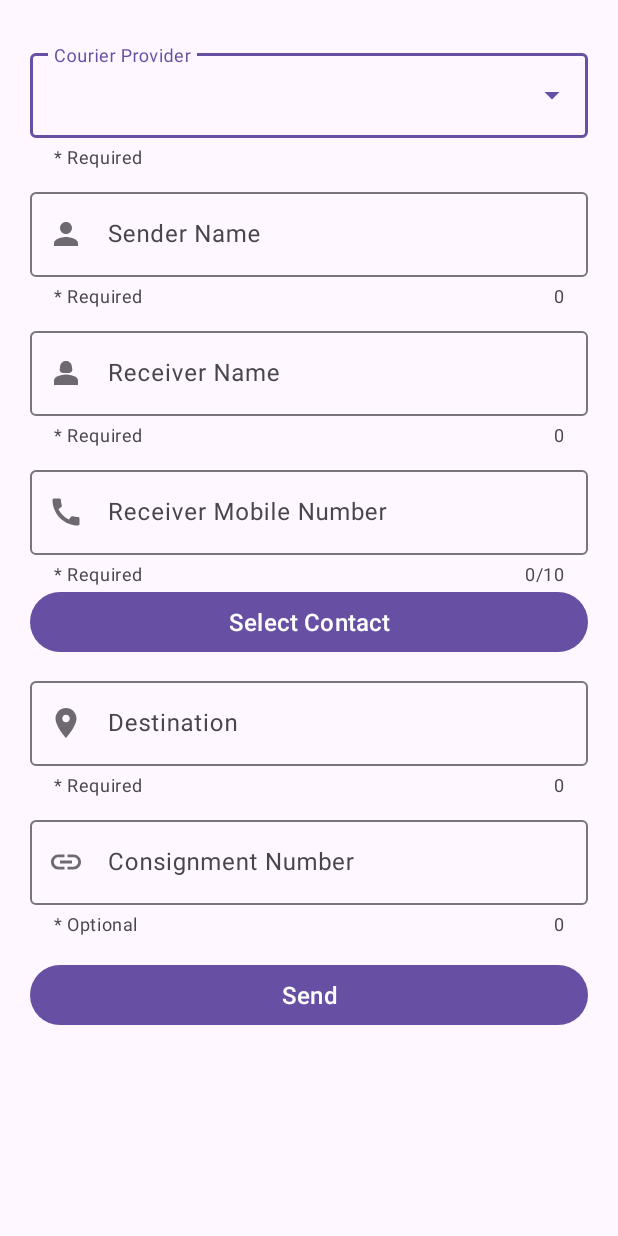
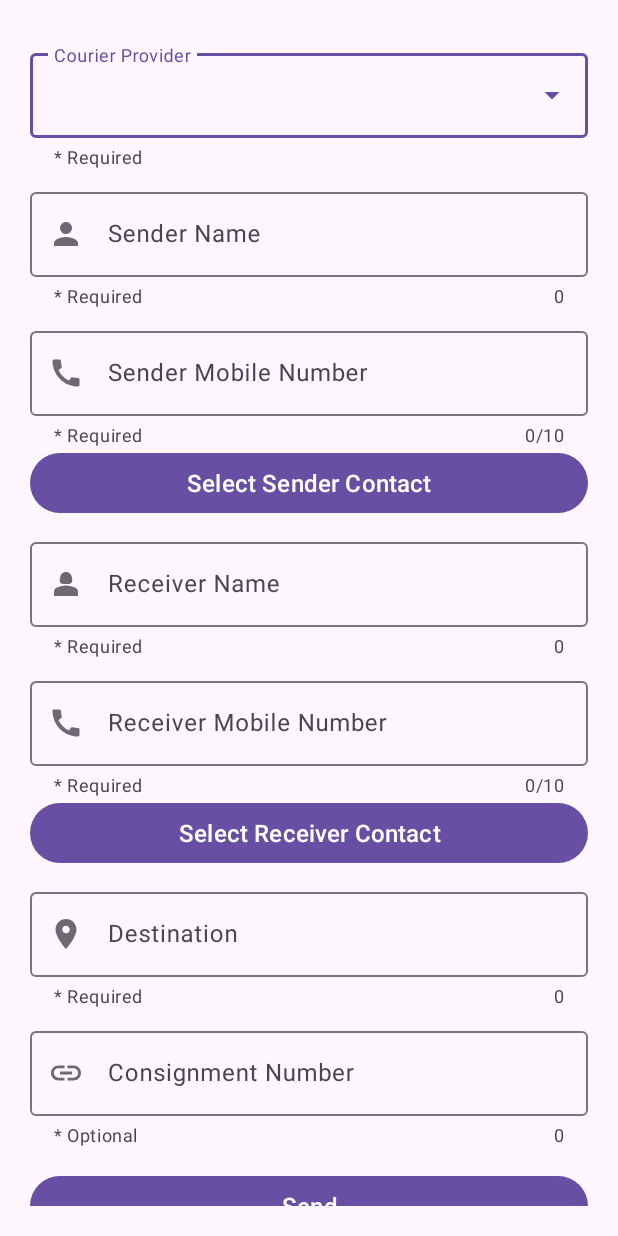
Before and after one commit to sahil-71/SR-Courier, an Android app: the screen it shows after launch (MainActivity), on a phone screen of 412 x 824 dp. Run offline under Robolectric (Android 15) with nearby library versions, the phone set to English and light mode, and no system bars.

Commit message:
Added Contact picker for Sender as well as Receiver

```diff
--- a/app/src/main/java/com/example/sr_courier/MainActivity.java
+++ b/app/src/main/java/com/example/sr_courier/MainActivity.java
@@ -19,10 +19,22 @@ import java.util.Arrays;
 import java.util.List;
 
 public class MainActivity extends AppCompatActivity {
-
-    private static final int PICK_CONTACT_REQUEST = 1; // Unique request code for picking a contact
+    private EditText edtTxtSender;
+    private EditText edtTxtSenderMobile;
     private EditText edtTxtReceiver;
     private EditText edtTxtReceiverMobile;
+    private EditText edtTxtLocation;
+    private EditText edtTxtConsignment;
+    private AutoCompleteTextView spnCourierProvider;
+    private Button btnSelectReceiverContact;
+    private Button btnSelectSenderContact;
+    private Button btnSend;
+    private int selectedContact;
+    private static final int RECEIVER_CODE = 0;
+    private static final int SENDER_CODE = 1;
+
+
+
     // Create an ActivityResultLauncher for the contacts picker
     private final ActivityResultLauncher<Intent> pickContactLauncher = registerForActivityResult(new ActivityResultContracts.StartActivityForResult(), new ActivityResultCallback<ActivityResult>() {
         @Override
@@ -42,20 +54,20 @@ public class MainActivity extends AppCompatActivity {
                         phoneNumber = phoneNumber.split("\\+91")[1];
                     }
                     // Update UI with contact details
-                    edtTxtReceiver.setText(name);
-                    edtTxtReceiverMobile.setText(phoneNumber);
+                    if(selectedContact == RECEIVER_CODE) {
+                        edtTxtReceiver.setText(name);
+                        edtTxtReceiverMobile.setText(phoneNumber);
+                    }
+                    else{
+                        edtTxtSender.setText(name);
+                        edtTxtSenderMobile.setText(phoneNumber);
+                    }
 
                     cursor.close();
                 }
             }
         }
     });
-    private EditText edtTxtSender;
-    private EditText edtTxtLocation;
-    private EditText edtTxtConsignment;
-    private AutoCompleteTextView spnCourierProvider;
-    private Button btnSelectContact;
-    private Button btnSend;
 
     @Override
     protected void onCreate(Bundle savedInstanceState) {
@@ -78,16 +90,24 @@ public class MainActivity extends AppCompatActivity {
         edtTxtReceiver = findViewById(R.id.edtTxtReceiver);
         edtTxtReceiverMobile = findViewById(R.id.edtTxtReceiverMobile);
         edtTxtSender = findViewById(R.id.edtTxtSender);
+        edtTxtSenderMobile = findViewById(R.id.edtTxtSenderMobile);
         edtTxtLocation = findViewById(R.id.edtTxtLocation);
         edtTxtConsignment = findViewById(R.id.edtTxtConsignment);
         spnCourierProvider = findViewById(R.id.spnCourierProvider);
-        btnSelectContact = findViewById(R.id.selectContact);
+        btnSelectReceiverContact = findViewById(R.id.selectReceiverContact);
+        btnSelectSenderContact = findViewById(R.id.selectSenderContact);
         btnSend = findViewById(R.id.btnSend);
+        selectedContact = 0;
     }
 
     private void selectContact() {
-        btnSelectContact.setOnClickListener(view -> {
-            // Launch the contacts picker
+        btnSelectReceiverContact.setOnClickListener(view -> {
+            selectedContact = RECEIVER_CODE;
+            Intent intent = new Intent(Intent.ACTION_PICK, ContactsContract.CommonDataKinds.Phone.CONTENT_URI);
+            pickContactLauncher.launch(intent);
+        });
+        btnSelectSenderContact.setOnClickListener(view -> {
+            selectedContact = SENDER_CODE;
             Intent intent = new Intent(Intent.ACTION_PICK, ContactsContract.CommonDataKinds.Phone.CONTENT_URI);
             pickContactLauncher.launch(intent);
         });
@@ -103,6 +123,10 @@ public class MainActivity extends AppCompatActivity {
                 Thread receiverThread = new Thread(() -> openWhatsApp("Hi " + edtTxtReceiver.getText().toString() + ",\n" + msg, edtTxtReceiverMobile.getText().toString()));
                 receiverThread.start();
             }
+            if (!edtTxtSenderMobile.getText().toString().isEmpty()) {
+                Thread receiverThread = new Thread(() -> openWhatsApp("Hi " + edtTxtSender.getText().toString() + ",\n" + msg, edtTxtSenderMobile.getText().toString()));
+                receiverThread.start();
+            }
             clearData();
         });
     }
@@ -110,6 +134,7 @@ public class MainActivity extends AppCompatActivity {
     private void clearData() {
         edtTxtSender.setText("");
         edtTxtReceiver.setText("");
+        edtTxtSenderMobile.setText("");
         edtTxtReceiverMobile.setText("");
         edtTxtLocation.setText("");
         edtTxtConsignment.setText("");
--- a/app/src/main/res/layout/activity_main.xml
+++ b/app/src/main/res/layout/activity_main.xml
@@ -41,7 +41,7 @@
                 android:layout_width="match_parent"
                 android:layout_height="wrap_content"
                 android:layout_marginTop="10dp"
-                android:hint="Sender Name"
+                android:hint="@string/sender_name"
                 app:counterEnabled="true"
                 app:endIconMode="clear_text"
                 app:helperText="* Required"
@@ -56,6 +56,34 @@
 
             </com.google.android.material.textfield.TextInputLayout>
 
+            <com.google.android.material.textfield.TextInputLayout
+                    android:id="@+id/txtSenderMobile"
+                    style="@style/Widget.Material3.TextInputLayout.OutlinedBox"
+                    android:layout_width="match_parent"
+                    android:layout_height="wrap_content"
+                    android:layout_marginTop="10dp"
+                    android:hint="@string/sender_mobile_number"
+                    app:counterEnabled="true"
+                    app:counterMaxLength="10"
+                    app:endIconMode="clear_text"
+                    app:helperText="* Required"
+                    app:startIconDrawable="@drawable/ic_phone">
+
+                <com.google.android.material.textfield.TextInputEditText
+                        android:id="@+id/edtTxtSenderMobile"
+                        android:layout_width="match_parent"
+                        android:layout_height="wrap_content"
+                        android:inputType="number"
+                        android:maxLength="10"
+                        android:textSize="16sp"/>
+            </com.google.android.material.textfield.TextInputLayout>
+
+            <com.google.android.material.button.MaterialButton
+                    android:id="@+id/selectSenderContact"
+                    android:layout_width="match_parent"
+                    android:layout_height="wrap_content"
+                    android:text="@string/select_sender_contact"
+                    android:textSize="16sp"/>
 
             <com.google.android.material.textfield.TextInputLayout
                     android:id="@+id/txtReceiver"
@@ -101,10 +129,10 @@
             </com.google.android.material.textfield.TextInputLayout>
 
             <com.google.android.material.button.MaterialButton
-                    android:id="@+id/selectContact"
+                    android:id="@+id/selectReceiverContact"
                     android:layout_width="match_parent"
                     android:layout_height="wrap_content"
-                    android:text="@string/select_contact"
+                    android:text="@string/select_receiver_contact"
                     android:textSize="16sp"/>
 
             <com.google.android.material.textfield.TextInputLayout
@@ -151,7 +179,6 @@
                     android:id="@+id/btnSend"
                     android:layout_width="match_parent"
                     android:layout_height="wrap_content"
-                    android:layout_centerHorizontal="true"
                     android:layout_marginTop="15dp"
                     android:text="@string/send"
                     android:textSize="16sp"/>
--- a/app/src/main/res/values/strings.xml
+++ b/app/src/main/res/values/strings.xml
@@ -5,7 +5,9 @@
     <string name="send">Send</string>
     <string name="consignment_number">Consignment Number</string>
     <string name="destination">Destination</string>
-    <string name="select_contact">Select Contact</string>
+    <string name="select_receiver_contact">Select Receiver Contact</string>
+    <string name="sender_mobile_number">Sender Mobile Number</string>
     <string name="receiver_mobile_number">Receiver Mobile Number</string>
     <string name="receiver_name">Receiver Name</string>
+    <string name="select_sender_contact">Select Sender Contact</string>
 </resources>
```
